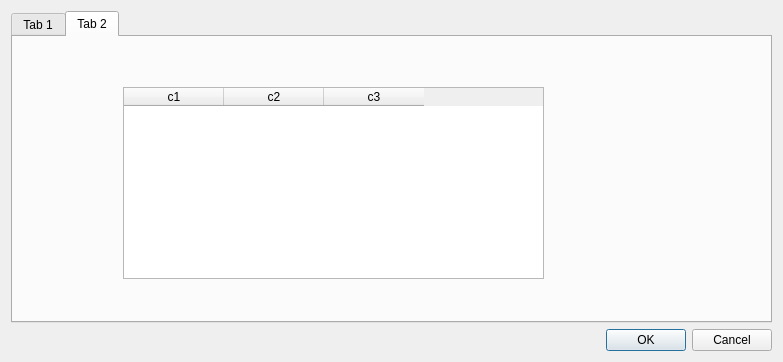
Before: the Qt Designer form qc-proj1/onlinesourcesheet.ui in yyk99/qt_junk, drawn with Qt 5.
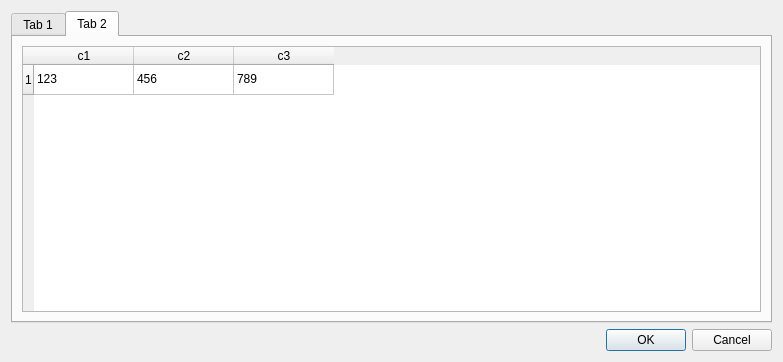
After: the same form once the commit is applied. The open tabs and pages were chosen to show the change.

Commit message: Add form layouts

Patch:
```diff
--- a/qc-proj1/onlinesourcesheet.ui
+++ b/qc-proj1/onlinesourcesheet.ui
@@ -15,8 +15,8 @@
   </property>
   <layout class="QHBoxLayout" name="horizontalLayout">
    <item>
-    <layout class="QVBoxLayout" name="verticalLayout">
-     <item>
+    <layout class="QGridLayout" name="gridLayout">
+     <item row="0" column="0">
       <widget class="QTabWidget" name="tabWidget">
        <property name="currentIndex">
         <number>0</number>
@@ -30,15 +30,14 @@
         <attribute name="title">
          <string>Tab 2</string>
         </attribute>
+        <layout class="QHBoxLayout" name="horizontalLayout_2">
+         <item>
         <widget class="QTableWidget" name="tableWidget">
-         <property name="geometry">
-          <rect>
-           <x>110</x>
-           <y>50</y>
-           <width>421</width>
-           <height>192</height>
-          </rect>
-         </property>
+           <row>
+            <property name="text">
+             <string>1</string>
+            </property>
+           </row>
          <column>
           <property name="text">
            <string>c1</string>
@@ -54,7 +53,24 @@
            <string>c3</string>
           </property>
          </column>
-        </widget>
+           <item row="0" column="0">
+            <property name="text">
+             <string>123</string>
+            </property>
+           </item>
+           <item row="0" column="1">
+            <property name="text">
+             <string>456</string>
+            </property>
+           </item>
+           <item row="0" column="2">
+            <property name="text">
+             <string>789</string>
+            </property>
+           </item>
+          </widget>
+         </item>
+        </layout>
        </widget>
       </widget>
      </item>
```
Left out of the diff: 23 changed lines with no effect on the pictures. Lines whose indentation alone changed are shown as unchanged. The commit also changes 2 other files.
